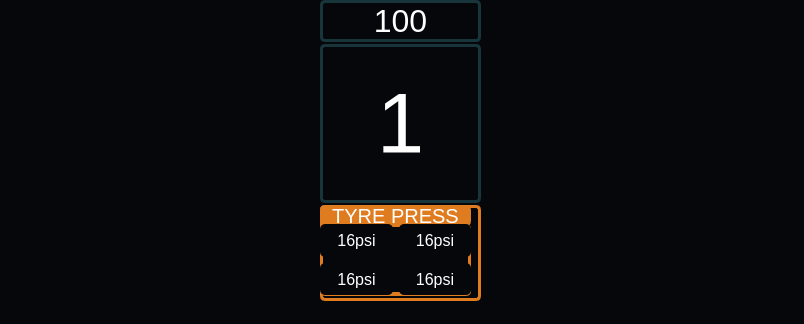
The window that porschedashboard.ui (ArmenG888/DashBoard) describes before a commit, drawn with Qt 5.
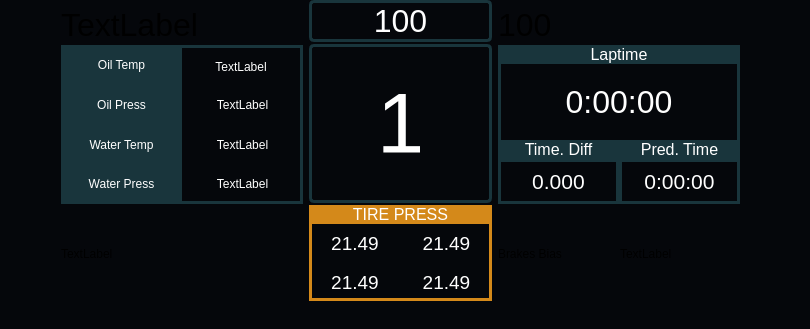
The same window after the commit.

What changed in the file:
```diff
--- a/porschedashboard.ui
+++ b/porschedashboard.ui
@@ -6,8 +6,8 @@
    <rect>
     <x>0</x>
     <y>0</y>
-    <width>804</width>
-    <height>324</height>
+    <width>810</width>
+    <height>329</height>
    </rect>
   </property>
   <property name="windowTitle">
@@ -27,12 +27,201 @@
       <height>301</height>
      </rect>
     </property>
-    <layout class="QHBoxLayout" name="horizontalLayout" stretch="2,4,3,4,2">
+    <layout class="QHBoxLayout" name="horizontalLayout" stretch="1,4,3,4,1">
      <item>
       <layout class="QVBoxLayout" name="verticalLayout"/>
      </item>
      <item>
-      <layout class="QVBoxLayout" name="verticalLayout_4"/>
+      <layout class="QVBoxLayout" name="verticalLayout_4" stretch="1,10,6">
+       <property name="spacing">
+        <number>2</number>
+       </property>
+       <item>
+        <layout class="QVBoxLayout" name="verticalLayout_9">
+         <property name="spacing">
+          <number>0</number>
+         </property>
+         <property name="topMargin">
+          <number>7</number>
+         </property>
+         <item>
+          <widget class="QLabel" name="label_15">
+           <property name="font">
+            <font>
+             <family>Segoe UI</family>
+             <pointsize>24</pointsize>
+            </font>
+           </property>
+           <property name="text">
+            <string>TextLabel</string>
+           </property>
+          </widget>
+         </item>
+        </layout>
+       </item>
+       <item>
+        <layout class="QVBoxLayout" name="verticalLayout_13">
+         <property name="spacing">
+          <number>0</number>
+         </property>
+         <item>
+          <layout class="QHBoxLayout" name="horizontalLayout_10">
+           <property name="spacing">
+            <number>0</number>
+           </property>
+           <item>
+            <widget class="QLabel" name="label_16">
+             <property name="styleSheet">
+              <string notr="true">color:white; background-color:#19353C;</string>
+             </property>
+             <property name="text">
+              <string>Oil Temp</string>
+             </property>
+             <property name="alignment">
+              <set>Qt::AlignCenter</set>
+             </property>
+            </widget>
+           </item>
+           <item>
+            <widget class="QLabel" name="label_17">
+             <property name="cursor">
+              <cursorShape>CrossCursor</cursorShape>
+             </property>
+             <property name="styleSheet">
+              <string notr="true">border-right:3px solid #19353C; color:white; border-top:3px solid #19353C</string>
+             </property>
+             <property name="text">
+              <string>TextLabel</string>
+             </property>
+             <property name="alignment">
+              <set>Qt::AlignCenter</set>
+             </property>
+            </widget>
+           </item>
+          </layout>
+         </item>
+         <item>
+          <layout class="QHBoxLayout" name="horizontalLayout_12">
+           <property name="spacing">
+            <number>0</number>
+           </property>
+           <item>
+            <widget class="QLabel" name="label_19">
+             <property name="styleSheet">
+              <string notr="true">color:white; background-color:#19353C;</string>
+             </property>
+             <property name="text">
+              <string>Oil Press</string>
+             </property>
+             <property name="alignment">
+              <set>Qt::AlignCenter</set>
+             </property>
+            </widget>
+           </item>
+           <item>
+            <widget class="QLabel" name="label_18">
+             <property name="cursor">
+              <cursorShape>CrossCursor</cursorShape>
+             </property>
+             <property name="styleSheet">
+              <string notr="true">border-right:3px solid #19353C; color:white;</string>
+             </property>
+             <property name="text">
+              <string>TextLabel</string>
+             </property>
+             <property name="alignment">
+              <set>Qt::AlignCenter</set>
+             </property>
+            </widget>
+           </item>
+          </layout>
+         </item>
+         <item>
+          <layout class="QHBoxLayout" name="horizontalLayout_13">
+           <property name="spacing">
+            <number>0</number>
+           </property>
+           <item>
+            <widget class="QLabel" name="label_20">
+             <property name="styleSheet">
+              <string notr="true">color:white; background-color:#19353C;</string>
+             </property>
+             <property name="text">
+              <string>Water Temp</string>
+             </property>
+             <property name="alignment">
+              <set>Qt::AlignCenter</set>
+             </property>
+            </widget>
+           </item>
+           <item>
+            <widget class="QLabel" name="label_21">
+             <property name="cursor">
+              <cursorShape>CrossCursor</cursorShape>
+             </property>
+             <property name="styleSheet">
+              <string notr="true">border-right:3px solid #19353C; color:white;</string>
+             </property>
+             <property name="text">
+              <string>TextLabel</string>
+             </property>
+             <property name="alignment">
+              <set>Qt::AlignCenter</set>
+             </property>
+            </widget>
+           </item>
+          </layout>
+         </item>
+         <item>
+          <layout class="QHBoxLayout" name="horizontalLayout_14">
+           <property name="spacing">
+            <number>0</number>
+           </property>
+           <item>
+            <widget class="QLabel" name="label_22">
+             <property name="styleSheet">
+              <string notr="true">color:white; background-color:#19353C;</string>
+             </property>
+             <property name="text">
+              <string>Water Press</string>
+             </property>
+             <property name="alignment">
+              <set>Qt::AlignCenter</set>
+             </property>
+            </widget>
+           </item>
+           <item>
+            <widget class="QLabel" name="label_23">
+             <property name="cursor">
+              <cursorShape>CrossCursor</cursorShape>
+             </property>
+             <property name="styleSheet">
+              <string notr="true">border-right:3px solid #19353C; color:white; border-bottom:3px solid  #19353C</string>
+             </property>
+             <property name="text">
+              <string>TextLabel</string>
+             </property>
+             <property name="alignment">
+              <set>Qt::AlignCenter</set>
+             </property>
+            </widget>
+           </item>
+          </layout>
+         </item>
+        </layout>
+       </item>
+       <item>
+        <layout class="QVBoxLayout" name="verticalLayout_15">
+         <item>
+          <widget class="QLabel" name="label_26">
+           <property name="text">
+            <string>TextLabel</string>
+           </property>
+          </widget>
+         </item>
+        </layout>
+       </item>
+      </layout>
      </item>
      <item>
       <layout class="QVBoxLayout" name="verticalLayout_6" stretch="1,10,6">
@@ -40,6 +229,11 @@
         <number>2</number>
        </property>
        <item>
+        <layout class="QVBoxLayout" name="verticalLayout_16">
+         <property name="topMargin">
+          <number>0</number>
+         </property>
+         <item>
         <widget class="QLabel" name="label_3">
          <property name="font">
           <font>
@@ -58,6 +252,13 @@
          </property>
         </widget>
        </item>
+        </layout>
+       </item>
+       <item>
+        <layout class="QVBoxLayout" name="verticalLayout_18">
+         <property name="topMargin">
+          <number>0</number>
+         </property>
        <item>
         <widget class="QLabel" name="label">
          <property name="font">
@@ -77,72 +278,52 @@
          </property>
         </widget>
        </item>
+        </layout>
+       </item>
        <item>
         <layout class="QHBoxLayout" name="horizontalLayout_2">
          <item>
-          <widget class="QWidget" name="widget" native="true">
-           <property name="styleSheet">
-            <string notr="true">border:3px solid #DF7C20;border-radius:5px;</string>
+          <layout class="QVBoxLayout" name="verticalLayout_8" stretch="1,5,5">
+           <property name="spacing">
+            <number>0</number>
            </property>
+           <item>
            <widget class="QLabel" name="label_2">
-            <property name="geometry">
-             <rect>
-              <x>0</x>
-              <y>0</y>
-              <width>151</width>
-              <height>21</height>
-             </rect>
-            </property>
             <property name="font">
              <font>
-              <pointsize>15</pointsize>
+               <family>Segoe UI</family>
+               <pointsize>12</pointsize>
              </font>
             </property>
             <property name="styleSheet">
-             <string notr="true">background-color:#DF7C20; color:white;</string>
+              <string notr="true">color:white; background-color:#D4891A;</string>
             </property>
             <property name="text">
-             <string>TYRE PRESS</string>
+              <string>TIRE PRESS</string>
             </property>
             <property name="alignment">
              <set>Qt::AlignCenter</set>
             </property>
            </widget>
-           <widget class="QTextEdit" name="textEdit">
-            <property name="geometry">
-             <rect>
-              <x>0</x>
-              <y>20</y>
-              <width>151</width>
-              <height>71</height>
-             </rect>
-            </property>
-           </widget>
-           <widget class="QWidget" name="horizontalLayoutWidget_3">
-            <property name="geometry">
-             <rect>
-              <x>0</x>
-              <y>19</y>
-              <width>151</width>
-              <height>71</height>
-             </rect>
-            </property>
-            <layout class="QHBoxLayout" name="horizontalLayout_4">
+           </item>
              <item>
-              <layout class="QVBoxLayout" name="verticalLayout_8">
+            <layout class="QHBoxLayout" name="horizontalLayout_8">
+             <property name="spacing">
+              <number>0</number>
+             </property>
                <item>
                 <widget class="QLabel" name="label_4">
                  <property name="font">
                   <font>
                    <family>Segoe UI</family>
-                   <pointsize>12</pointsize>
+                 <pointsize>14</pointsize>
                   </font>
                  </property>
                  <property name="styleSheet">
-                  <string notr="true">border:none; color:white;</string>
+                <string notr="true">color:white; border-left: 3px solid #D4891A;</string>
                  </property>
                  <property name="text">
-                  <string>16psi</string>
+                <string>21.49</string>
                  </property>
                  <property name="alignment">
                   <set>Qt::AlignCenter</set>
@@ -154,14 +335,14 @@
                  <property name="font">
                   <font>
                    <family>Segoe UI</family>
-                   <pointsize>12</pointsize>
+                 <pointsize>14</pointsize>
                   </font>
                  </property>
                  <property name="styleSheet">
-                  <string notr="true">border:none; color:white;</string>
+                <string notr="true">color:white; border-right: 3px solid #D4891A;</string>
                  </property>
                  <property name="text">
-                  <string>16psi</string>
+                <string>21.49</string>
                  </property>
                  <property name="alignment">
                   <set>Qt::AlignCenter</set>
@@ -171,20 +352,23 @@
               </layout>
              </item>
              <item>
-              <layout class="QVBoxLayout" name="verticalLayout_9">
+            <layout class="QHBoxLayout" name="horizontalLayout_9">
+             <property name="spacing">
+              <number>0</number>
+             </property>
                <item>
                 <widget class="QLabel" name="label_6">
                  <property name="font">
                   <font>
                    <family>Segoe UI</family>
-                   <pointsize>12</pointsize>
+                 <pointsize>14</pointsize>
                   </font>
                  </property>
                  <property name="styleSheet">
-                  <string notr="true">border:none; color:white;</string>
+                <string notr="true">color:white; border-left: 3px solid #D4891A; border-bottom: 3px solid #D4891A; </string>
                  </property>
                  <property name="text">
-                  <string>16psi</string>
+                <string>21.49</string>
                  </property>
                  <property name="alignment">
                   <set>Qt::AlignCenter</set>
@@ -196,14 +380,73 @@
                  <property name="font">
                   <font>
                    <family>Segoe UI</family>
+                 <pointsize>14</pointsize>
+                </font>
+               </property>
+               <property name="styleSheet">
+                <string notr="true">color:white; border-right: 3px solid #D4891A; border-bottom: 3px solid #D4891A;</string>
+               </property>
+               <property name="text">
+                <string>21.49</string>
+               </property>
+               <property name="alignment">
+                <set>Qt::AlignCenter</set>
+               </property>
+              </widget>
+             </item>
+            </layout>
+           </item>
+          </layout>
+         </item>
+        </layout>
+       </item>
+      </layout>
+     </item>
+     <item>
+      <layout class="QVBoxLayout" name="verticalLayout_5" stretch="1,10,6">
+       <property name="spacing">
+        <number>2</number>
+       </property>
+       <item>
+        <layout class="QVBoxLayout" name="verticalLayout_2">
+         <property name="topMargin">
+          <number>7</number>
+         </property>
+         <item>
+          <widget class="QLabel" name="label_8">
+           <property name="font">
+            <font>
+             <family>Segoe UI</family>
+             <pointsize>24</pointsize>
+            </font>
+           </property>
+           <property name="text">
+            <string>100</string>
+           </property>
+          </widget>
+         </item>
+        </layout>
+       </item>
+       <item>
+        <layout class="QVBoxLayout" name="verticalLayout_12" stretch="1,5,1,3">
+         <property name="spacing">
+          <number>0</number>
+         </property>
+         <item>
+          <layout class="QHBoxLayout" name="horizontalLayout_3">
+           <item>
+            <widget class="QLabel" name="label_9">
+             <property name="font">
+              <font>
+               <family>Segoe UI</family>
                    <pointsize>12</pointsize>
                   </font>
                  </property>
                  <property name="styleSheet">
-                  <string notr="true">border:none; color:white;</string>
+              <string notr="true">color:white; background-color:#19353C;</string>
                  </property>
                  <property name="text">
-                  <string>16psi</string>
+              <string>Laptime</string>
                  </property>
                  <property name="alignment">
                   <set>Qt::AlignCenter</set>
@@ -212,8 +455,111 @@
                </item>
               </layout>
              </item>
-            </layout>
-           </widget>
+         <item>
+          <widget class="QLabel" name="label_10">
+           <property name="font">
+            <font>
+             <family>Segoe UI</family>
+             <pointsize>24</pointsize>
+            </font>
+           </property>
+           <property name="styleSheet">
+            <string notr="true">color:white; border-left:3px solid #19353C;  border-right:3px solid #19353C;</string>
+           </property>
+           <property name="text">
+            <string>0:00:00</string>
+           </property>
+           <property name="alignment">
+            <set>Qt::AlignCenter</set>
+           </property>
+          </widget>
+         </item>
+         <item>
+          <layout class="QHBoxLayout" name="horizontalLayout_5">
+           <property name="spacing">
+            <number>0</number>
+           </property>
+           <item>
+            <widget class="QLabel" name="label_11">
+             <property name="font">
+              <font>
+               <family>Segoe UI</family>
+               <pointsize>12</pointsize>
+              </font>
+             </property>
+             <property name="styleSheet">
+              <string notr="true">color:white;background-color:#19353C;</string>
+             </property>
+             <property name="text">
+              <string>Time. Diff</string>
+             </property>
+             <property name="alignment">
+              <set>Qt::AlignCenter</set>
+             </property>
+            </widget>
+           </item>
+           <item>
+            <widget class="QLabel" name="label_12">
+             <property name="font">
+              <font>
+               <family>Segoe UI</family>
+               <pointsize>12</pointsize>
+              </font>
+             </property>
+             <property name="styleSheet">
+              <string notr="true">color:white;background-color:#19353C;</string>
+             </property>
+             <property name="text">
+              <string>Pred. Time</string>
+             </property>
+             <property name="alignment">
+              <set>Qt::AlignCenter</set>
+             </property>
+            </widget>
+           </item>
+          </layout>
+         </item>
+         <item>
+          <layout class="QHBoxLayout" name="horizontalLayout_7">
+           <property name="spacing">
+            <number>0</number>
+           </property>
+           <item>
+            <widget class="QLabel" name="label_13">
+             <property name="font">
+              <font>
+               <family>Segoe UI</family>
+               <pointsize>16</pointsize>
+              </font>
+             </property>
+             <property name="styleSheet">
+              <string notr="true">color:white; border:3px solid #19353C;</string>
+             </property>
+             <property name="text">
+              <string>0.000</string>
+             </property>
+             <property name="alignment">
+              <set>Qt::AlignCenter</set>
+             </property>
+            </widget>
+           </item>
+           <item>
+            <widget class="QLabel" name="label_14">
+             <property name="font">
+              <font>
+               <family>Segoe UI</family>
+               <pointsize>16</pointsize>
+              </font>
+             </property>
+             <property name="styleSheet">
+              <string notr="true">color:white; border:3px solid #19353C;</string>
+             </property>
+             <property name="text">
+              <string>0:00:00</string>
+             </property>
+             <property name="alignment">
+              <set>Qt::AlignCenter</set>
+             </property>
           </widget>
          </item>
         </layout>
@@ -221,7 +567,28 @@
       </layout>
      </item>
      <item>
-      <layout class="QVBoxLayout" name="verticalLayout_5"/>
+        <layout class="QVBoxLayout" name="verticalLayout_11">
+         <item>
+          <layout class="QHBoxLayout" name="horizontalLayout_15">
+           <item>
+            <widget class="QLabel" name="label_24">
+             <property name="text">
+              <string>Brakes Bias</string>
+             </property>
+            </widget>
+           </item>
+           <item>
+            <widget class="QLabel" name="label_25">
+             <property name="text">
+              <string>TextLabel</string>
+             </property>
+            </widget>
+           </item>
+          </layout>
+         </item>
+        </layout>
+       </item>
+      </layout>
      </item>
      <item>
       <layout class="QVBoxLayout" name="verticalLayout_3"/>
```
Lines whose indentation alone changed are shown as unchanged.
